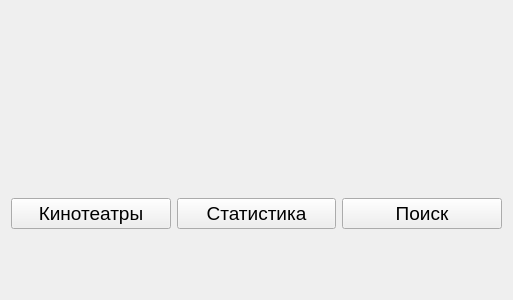
Liteskarr/Cinema, file res/uics/main_menu.ui: the form before one commit.
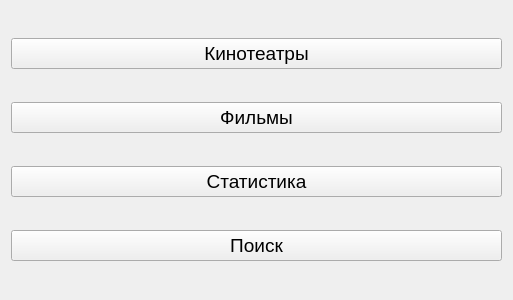
The form after the commit.

Diff of the .ui file:
```diff
--- a/res/uics/main_menu.ui
+++ b/res/uics/main_menu.ui
@@ -19,55 +19,33 @@
    <string>Form</string>
   </property>
   <layout class="QGridLayout" name="gridLayout">
-   <item row="0" column="1">
-    <spacer name="spacer_1">
-     <property name="orientation">
-      <enum>Qt::Vertical</enum>
-     </property>
-     <property name="sizeHint" stdset="0">
-      <size>
-       <width>20</width>
-       <height>40</height>
-      </size>
-     </property>
-    </spacer>
-   </item>
-   <item row="1" column="0">
-    <widget class="QPushButton" name="cinemas_button">
-     <property name="text">
-      <string>Кинотеатры</string>
-     </property>
-    </widget>
-   </item>
-   <item row="1" column="1">
+   <item row="2" column="1">
     <widget class="QPushButton" name="statistic_button">
      <property name="text">
       <string>Статистика</string>
      </property>
     </widget>
    </item>
-   <item row="1" column="2">
+   <item row="3" column="1">
     <widget class="QPushButton" name="searching_button">
      <property name="text">
       <string>Поиск</string>
      </property>
     </widget>
    </item>
-   <item row="2" column="1">
-    <spacer name="spacer_2">
-     <property name="orientation">
-      <enum>Qt::Vertical</enum>
+   <item row="0" column="1">
+    <widget class="QPushButton" name="cinemas_button">
+     <property name="text">
+      <string>Кинотеатры</string>
      </property>
-     <property name="sizeType">
-      <enum>QSizePolicy::Minimum</enum>
+    </widget>
+   </item>
+   <item row="1" column="1">
+    <widget class="QPushButton" name="films_button">
+     <property name="text">
+      <string>Фильмы</string>
      </property>
-     <property name="sizeHint" stdset="0">
-      <size>
-       <width>20</width>
-       <height>60</height>
-      </size>
-     </property>
-    </spacer>
+    </widget>
    </item>
   </layout>
  </widget>
```
